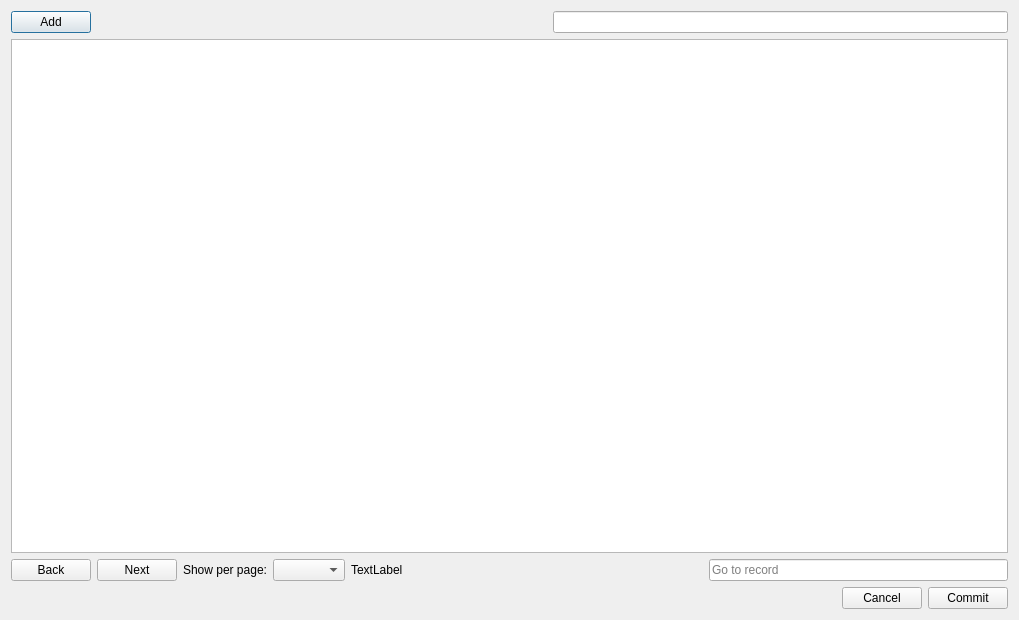
Above: ui/EditTable.ui from kathrynmetcalf/GeoCORK before the change. Below: the same form after it.
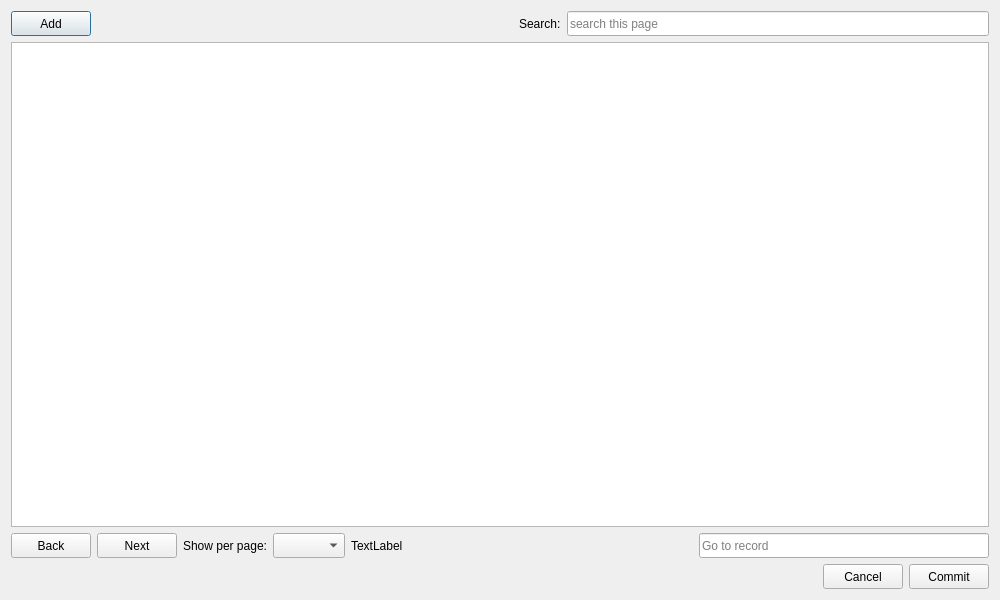
That is the form after the change.

Commit message: Unified various combobox/pushbutton/linedit sizes, added placeholder texts for all search bars, added placeholder texts for other lineedit bars. Removed old unused files.

```diff
--- a/ui/EditTable.ui
+++ b/ui/EditTable.ui
@@ -6,8 +6,8 @@
    <rect>
     <x>0</x>
     <y>0</y>
-    <width>1019</width>
-    <height>620</height>
+    <width>1000</width>
+    <height>600</height>
    </rect>
   </property>
   <property name="sizePolicy">
@@ -24,6 +24,18 @@
     <layout class="QHBoxLayout" name="horizontalLayout_2">
      <item>
       <widget class="QPushButton" name="add_pushButton">
+       <property name="minimumSize">
+        <size>
+         <width>0</width>
+         <height>25</height>
+        </size>
+       </property>
+       <property name="maximumSize">
+        <size>
+         <width>16777215</width>
+         <height>25</height>
+        </size>
+       </property>
        <property name="text">
         <string>Add</string>
        </property>
@@ -43,7 +55,30 @@
       </spacer>
      </item>
      <item>
-      <widget class="QLineEdit" name="search_lineEdit"/>
+      <widget class="QLabel" name="label_2">
+       <property name="text">
+        <string>Search:</string>
+       </property>
+      </widget>
+     </item>
+     <item>
+      <widget class="QLineEdit" name="search_lineEdit">
+       <property name="minimumSize">
+        <size>
+         <width>0</width>
+         <height>25</height>
+        </size>
+       </property>
+       <property name="maximumSize">
+        <size>
+         <width>16777215</width>
+         <height>25</height>
+        </size>
+       </property>
+       <property name="placeholderText">
+        <string>search this page</string>
+       </property>
+      </widget>
      </item>
     </layout>
    </item>
@@ -58,6 +93,18 @@
     <layout class="QHBoxLayout" name="horizontalLayout_5">
      <item>
       <widget class="QPushButton" name="prev_button">
+       <property name="minimumSize">
+        <size>
+         <width>0</width>
+         <height>25</height>
+        </size>
+       </property>
+       <property name="maximumSize">
+        <size>
+         <width>16777215</width>
+         <height>25</height>
+        </size>
+       </property>
        <property name="text">
         <string>Back</string>
        </property>
@@ -65,6 +112,18 @@
      </item>
      <item>
       <widget class="QPushButton" name="next_button">
+       <property name="minimumSize">
+        <size>
+         <width>0</width>
+         <height>25</height>
+        </size>
+       </property>
+       <property name="maximumSize">
+        <size>
+         <width>16777215</width>
+         <height>25</height>
+        </size>
+       </property>
        <property name="text">
         <string>Next</string>
        </property>
@@ -72,16 +131,53 @@
      </item>
      <item>
       <widget class="QLabel" name="label">
+       <property name="minimumSize">
+        <size>
+         <width>0</width>
+         <height>25</height>
+        </size>
+       </property>
+       <property name="maximumSize">
+        <size>
+         <width>16777215</width>
+         <height>25</height>
+        </size>
+       </property>
        <property name="text">
         <string>Show per page:</string>
        </property>
       </widget>
      </item>
      <item>
-      <widget class="QComboBox" name="show_per_page_comboBox"/>
+      <widget class="QComboBox" name="show_per_page_comboBox">
+       <property name="minimumSize">
+        <size>
+         <width>0</width>
+         <height>25</height>
+        </size>
+       </property>
+       <property name="maximumSize">
+        <size>
+         <width>16777215</width>
+         <height>25</height>
+        </size>
+       </property>
+      </widget>
      </item>
      <item>
       <widget class="QLabel" name="page_info_label">
+       <property name="minimumSize">
+        <size>
+         <width>0</width>
+         <height>25</height>
+        </size>
+       </property>
+       <property name="maximumSize">
+        <size>
+         <width>16777215</width>
+         <height>25</height>
+        </size>
+       </property>
        <property name="text">
         <string>TextLabel</string>
        </property>
@@ -108,6 +204,12 @@
          <verstretch>0</verstretch>
         </sizepolicy>
        </property>
+       <property name="minimumSize">
+        <size>
+         <width>0</width>
+         <height>25</height>
+        </size>
+       </property>
        <property name="maximumSize">
         <size>
          <width>16777215</width>
@@ -138,6 +240,18 @@
      </item>
      <item>
       <widget class="QPushButton" name="cancel_pushButton">
+       <property name="minimumSize">
+        <size>
+         <width>0</width>
+         <height>25</height>
+        </size>
+       </property>
+       <property name="maximumSize">
+        <size>
+         <width>16777215</width>
+         <height>25</height>
+        </size>
+       </property>
        <property name="text">
         <string>Cancel</string>
        </property>
@@ -145,6 +259,18 @@
      </item>
      <item>
       <widget class="QPushButton" name="commit_pushButton">
+       <property name="minimumSize">
+        <size>
+         <width>0</width>
+         <height>25</height>
+        </size>
+       </property>
+       <property name="maximumSize">
+        <size>
+         <width>16777215</width>
+         <height>25</height>
+        </size>
+       </property>
        <property name="text">
         <string>Commit</string>
        </property>
```
The commit also changes 36 other files.
